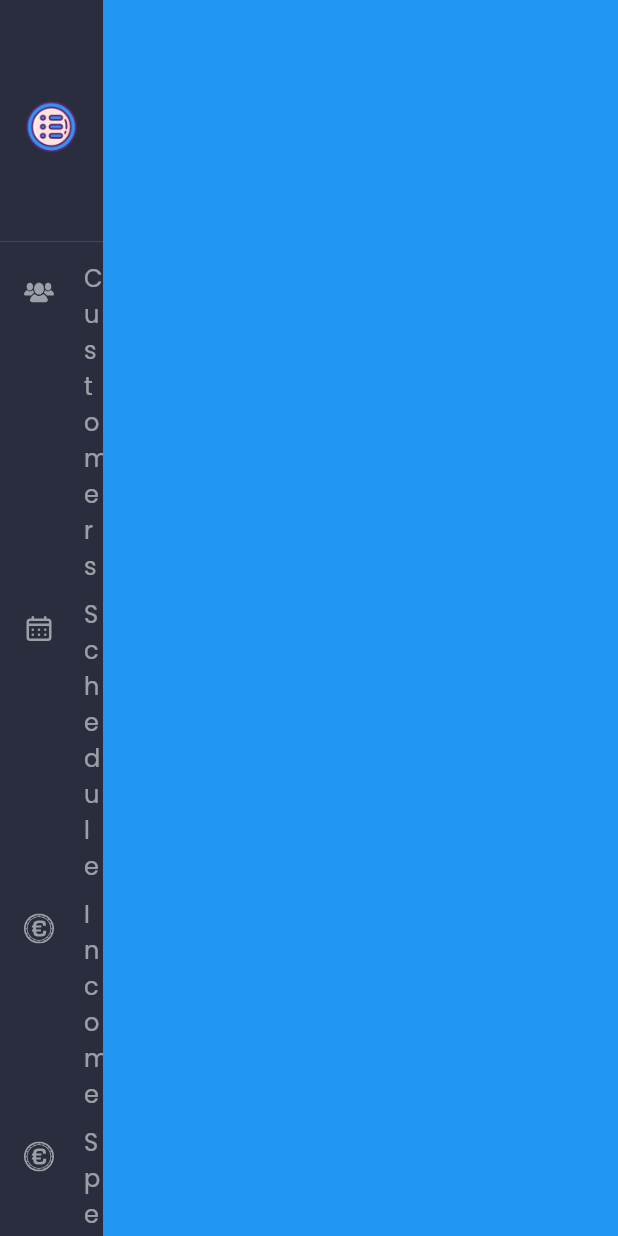
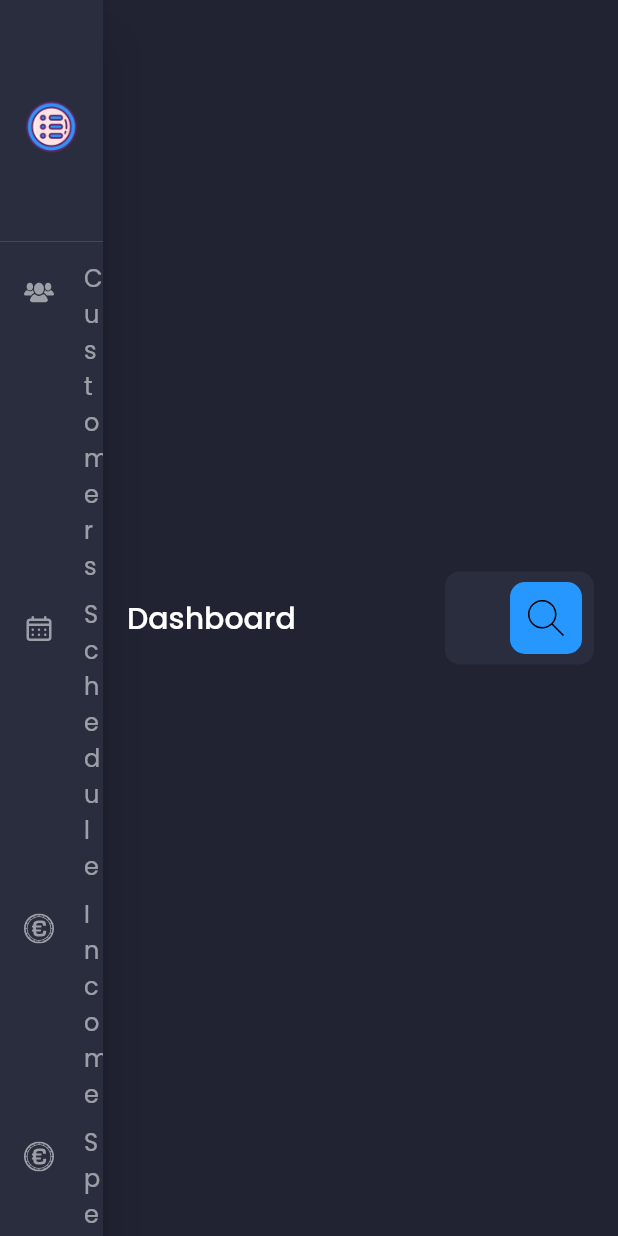
Before and after one commit to EPasiakos/Flutter-Dashboard-Windows, a Flutter app: the screen it shows after launch, on a phone screen of 412 x 824 dp. Run offline on Flutter 3.47's test engine with Material 2 defaults, Android fonts, the phone set to English and light mode, and no system bars; our stand-ins replace flutter_svg, google_fonts.

Commit message:
IMplemented SearchField widget

```diff
--- /dev/null
+++ b/lib/screens/dashboard/dashboard_screen.dart
@@ -0,0 +1,66 @@
+// ignore_for_file: prefer_const_constructors
+
+import 'package:dashboard/screens/constants.dart';
+import 'package:flutter/material.dart';
+import 'package:flutter_svg/flutter_svg.dart';
+
+class DashboardScreen extends StatelessWidget {
+  const DashboardScreen({super.key});
+
+  @override
+  Widget build(BuildContext context) {
+    return SafeArea(
+      child: SingleChildScrollView(
+        padding: EdgeInsets.all(defaultPadding),
+        child: Column(
+          children: [
+            Row(
+              children: [
+                Text(
+                  "Dashboard",
+                  style: Theme.of(context).textTheme.headline6,
+                ),
+                Spacer(),
+                Expanded(
+                  child: SearchField(),
+                ),
+              ],
+            )
+          ],
+        ),
+      ),
+    );
+  }
+}
+
+class SearchField extends StatelessWidget {
+  const SearchField({
+    Key? key,
+  }) : super(key: key);
+
+  @override
+  Widget build(BuildContext context) {
+    return TextField(
+      decoration: InputDecoration(
+        fillColor: secondaryColor,
+        filled: true,
+        border: OutlineInputBorder(
+          borderSide: BorderSide.none,
+          borderRadius: const BorderRadius.all(Radius.circular(10)),
+        ),
+        suffixIcon: InkWell(
+          onTap: () {},
+          child: Container(
+            padding: EdgeInsets.all(defaultPadding * 0.75),
+            margin: EdgeInsets.symmetric(horizontal: defaultPadding / 2),
+            decoration: BoxDecoration(
+              color: primaryColor,
+              borderRadius: const BorderRadius.all(Radius.circular(10)),
+            ),
+            child: SvgPicture.asset("assets/icons/search.svg"),
+          ),
+        ),
+      ),
+    );
+  }
+}
--- a/lib/screens/main/main_screen.dart
+++ b/lib/screens/main/main_screen.dart
@@ -1,3 +1,6 @@
+// ignore_for_file: prefer_const_constructors, duplicate_ignore
+
+import 'package:dashboard/screens/dashboard/dashboard_screen.dart';
 import 'package:flutter/material.dart';
 import 'package:flutter_svg/flutter_svg.dart';
 
@@ -10,6 +13,7 @@ class MainScreen extends StatelessWidget {
   Widget build(BuildContext context) {
     return Scaffold(
       body: Row(
+        // ignore: prefer_const_literals_to_create_immutables
         children: [
           // ignore: prefer_const_constructors
           Expanded(
@@ -20,9 +24,7 @@ class MainScreen extends StatelessWidget {
           ),
           Expanded(
             flex: 5,
-            child: Container(
-              color: Colors.blue,
-            ),
+            child: DashboardScreen(),
           ),
         ],
       ),
--- a/pubspec.yaml
+++ b/pubspec.yaml
@@ -71,6 +71,7 @@ flutter:
     - assets/icons/euro-svgrepo-com2.svg
     - assets/icons/calendar.svg
     - assets/icons/money.svg
+    - assets/icons/search.svg
   #   - images/a_dot_ham.jpeg
 
   # An image asset can refer to one or more resolution-specific "variants", see
```
Also changed, not shown: assets/icons/search.svg (added).
